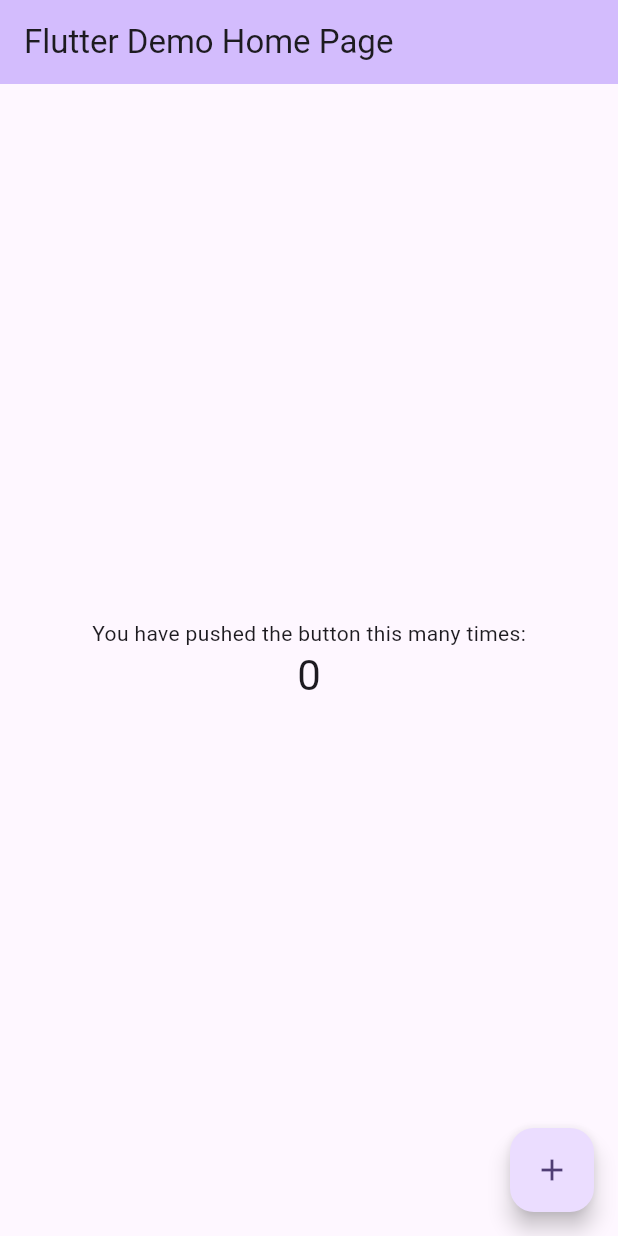
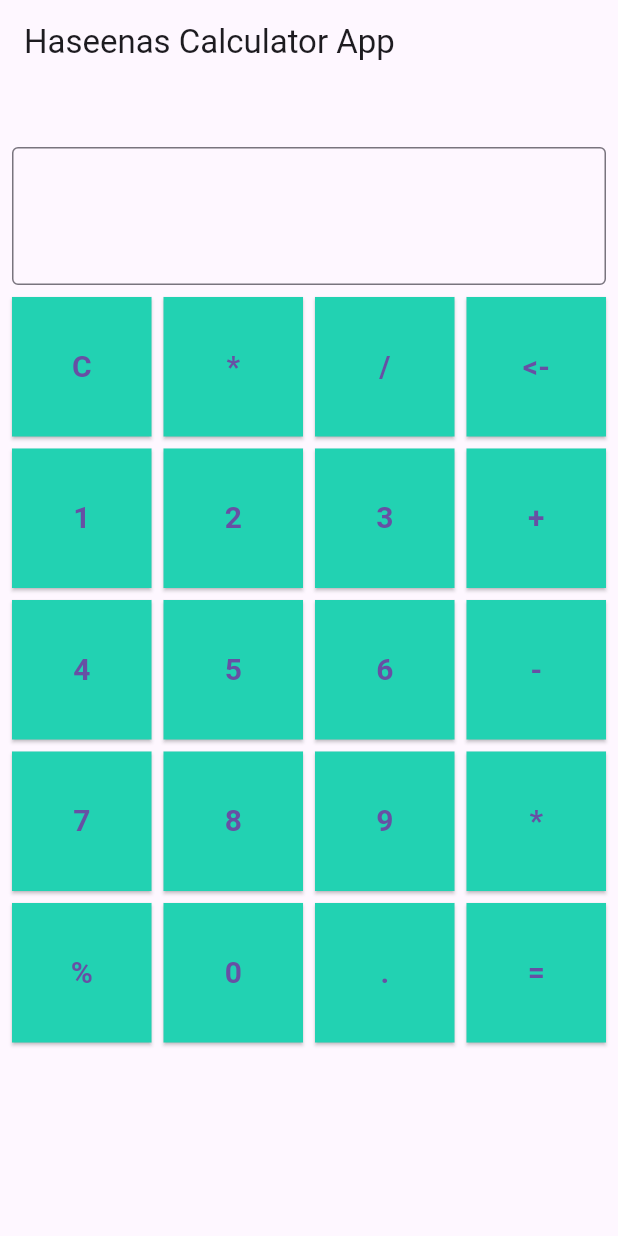
Before and after one commit to HasEEnaEEby/calculator_app, a Flutter app: the screen it shows after launch, on a phone screen of 412 x 824 dp. Run offline on Flutter 3.47's test engine with Material 3 defaults, Android fonts, the phone set to English and light mode, and no system bars.

```diff
--- a/lib/main.dart
+++ b/lib/main.dart
@@ -1,4 +1,5 @@
 import 'package:flutter/material.dart';
+import 'screens/calculator_app.dart';
 
 void main() {
   runApp(const MyApp());
@@ -7,119 +8,15 @@ void main() {
 class MyApp extends StatelessWidget {
   const MyApp({super.key});
 
-  // This widget is the root of your application.
   @override
   Widget build(BuildContext context) {
     return MaterialApp(
-      title: 'Flutter Demo',
+      title: 'Calculator Application ',
       theme: ThemeData(
-        // This is the theme of your application.
-        //
-        // TRY THIS: Try running your application with "flutter run". You'll see
-        // the application has a purple toolbar. Then, without quitting the app,
-        // try changing the seedColor in the colorScheme below to Colors.green
-        // and then invoke "hot reload" (save your changes or press the "hot
-        // reload" button in a Flutter-supported IDE, or press "r" if you used
-        // the command line to start the app).
-        //
-        // Notice that the counter didn't reset back to zero; the application
-        // state is not lost during the reload. To reset the state, use hot
-        // restart instead.
-        //
-        // This works for code too, not just values: Most code changes can be
-        // tested with just a hot reload.
-        colorScheme: ColorScheme.fromSeed(seedColor: Colors.deepPurple),
-        useMaterial3: true,
+        primarySwatch: Colors.blue,
       ),
-      home: const MyHomePage(title: 'Flutter Demo Home Page'),
+      home: const CalculatorView(),
+      debugShowCheckedModeBanner: false,
     );
   }
 }
-
-class MyHomePage extends StatefulWidget {
-  const MyHomePage({super.key, required this.title});
-
-  // This widget is the home page of your application. It is stateful, meaning
-  // that it has a State object (defined below) that contains fields that affect
-  // how it looks.
-
-  // This class is the configuration for the state. It holds the values (in this
-  // case the title) provided by the parent (in this case the App widget) and
-  // used by the build method of the State. Fields in a Widget subclass are
-  // always marked "final".
-
-  final String title;
-
-  @override
-  State<MyHomePage> createState() => _MyHomePageState();
-}
-
-class _MyHomePageState extends State<MyHomePage> {
-  int _counter = 0;
-
-  void _incrementCounter() {
-    setState(() {
-      // This call to setState tells the Flutter framework that something has
-      // changed in this State, which causes it to rerun the build method below
-      // so that the display can reflect the updated values. If we changed
-      // _counter without calling setState(), then the build method would not be
-      // called again, and so nothing would appear to happen.
-      _counter++;
-    });
-  }
-
-  @override
-  Widget build(BuildContext context) {
-    // This method is rerun every time setState is called, for instance as done
-    // by the _incrementCounter method above.
-    //
-    // The Flutter framework has been optimized to make rerunning build methods
-    // fast, so that you can just rebuild anything that needs updating rather
-    // than having to individually change instances of widgets.
-    return Scaffold(
-      appBar: AppBar(
-        // TRY THIS: Try changing the color here to a specific color (to
-        // Colors.amber, perhaps?) and trigger a hot reload to see the AppBar
-        // change color while the other colors stay the same.
-        backgroundColor: Theme.of(context).colorScheme.inversePrimary,
-        // Here we take the value from the MyHomePage object that was created by
-        // the App.build method, and use it to set our appbar title.
-        title: Text(widget.title),
-      ),
-      body: Center(
-        // Center is a layout widget. It takes a single child and positions it
-        // in the middle of the parent.
-        child: Column(
-          // Column is also a layout widget. It takes a list of children and
-          // arranges them vertically. By default, it sizes itself to fit its
-          // children horizontally, and tries to be as tall as its parent.
-          //
-          // Column has various properties to control how it sizes itself and
-          // how it positions its children. Here we use mainAxisAlignment to
-          // center the children vertically; the main axis here is the vertical
-          // axis because Columns are vertical (the cross axis would be
-          // horizontal).
-          //
-          // TRY THIS: Invoke "debug painting" (choose the "Toggle Debug Paint"
-          // action in the IDE, or press "p" in the console), to see the
-          // wireframe for each widget.
-          mainAxisAlignment: MainAxisAlignment.center,
-          children: <Widget>[
-            const Text(
-              'You have pushed the button this many times:',
-            ),
-            Text(
-              '$_counter',
-              style: Theme.of(context).textTheme.headlineMedium,
-            ),
-          ],
-        ),
-      ),
-      floatingActionButton: FloatingActionButton(
-        onPressed: _incrementCounter,
-        tooltip: 'Increment',
-        child: const Icon(Icons.add),
-      ), // This trailing comma makes auto-formatting nicer for build methods.
-    );
-  }
-}
--- /dev/null
+++ b/lib/screens/calculator_app.dart
@@ -0,0 +1,151 @@
+import 'package:flutter/material.dart';
+
+class CalculatorView extends StatefulWidget {
+  const CalculatorView({super.key});
+
+  @override
+  State<CalculatorView> createState() => _CalculatorViewState();
+}
+
+class _CalculatorViewState extends State<CalculatorView> {
+  final _textController = TextEditingController();
+  String input = "";
+  String firstOperand = "";
+  String secondOperand = "";
+  String operator = "";
+  String calculationProcess = "";
+
+  List<String> lstSymbols = [
+    "C", "*", "/", "<-", "1", "2", "3", "+", "4", "5", "6", "-",
+    "7", "8", "9", "*", "%", "0", ".", "=",
+  ];
+
+  @override
+  Widget build(BuildContext context) {
+    return Scaffold(
+      appBar: AppBar(
+        title: const Text('Haseenas Calculator App'),
+      ),
+      body: Padding(
+        padding: const EdgeInsets.all(8.0),
+        child: Column(
+          children: [
+            Text(
+              calculationProcess,
+              style: const TextStyle(
+                fontSize: 18,
+                fontWeight: FontWeight.bold,
+                color: Colors.black45,
+              ),
+              textAlign: TextAlign.right,
+            ),
+
+            const SizedBox(height: 8),
+            TextFormField(
+              textDirection: TextDirection.rtl,
+              controller: _textController,
+              decoration: const InputDecoration(
+                border: OutlineInputBorder(),
+              ),
+              style: const TextStyle(
+                fontSize: 40,
+                fontWeight: FontWeight.bold,
+                color: Colors.black,
+              ),
+              readOnly: true,
+            ),
+            const SizedBox(height: 8),
+            // The grid of buttons
+            Expanded(
+              child: GridView.builder(
+                gridDelegate: const SliverGridDelegateWithFixedCrossAxisCount(
+                  crossAxisCount: 4,
+                  crossAxisSpacing: 8.0,
+                  mainAxisSpacing: 8.0,
+                ),
+                itemCount: lstSymbols.length,
+                itemBuilder: (context, index) {
+                  return ElevatedButton(
+                    style: ElevatedButton.styleFrom(
+                      backgroundColor: const Color.fromARGB(255, 34, 210, 178),
+                      shape: RoundedRectangleBorder(
+                        borderRadius: BorderRadius.circular(0),
+                      ),
+                    ),
+                    onPressed: () => _onButtonPressed(lstSymbols[index]),
+                    child: Text(
+                      lstSymbols[index],
+                      style: const TextStyle(
+                        fontSize: 20,
+                        fontWeight: FontWeight.bold,
+                      ),
+                    ),
+                  );
+                },
+              ),
+            ),
+          ],
+        ),
+      ),
+    );
+  }
+
+  void _onButtonPressed(String symbol) {
+    setState(() {
+      if (symbol == "C") {
+        input = "";
+        firstOperand = "";
+        secondOperand = "";
+        operator = "";
+        calculationProcess = "";
+      } else if (symbol == "<-") {
+        input = input.isNotEmpty ? input.substring(0, input.length - 1) : "";
+      } else if (symbol == "=") {
+        if (firstOperand.isNotEmpty && operator.isNotEmpty && input.isNotEmpty) {
+          secondOperand = input;
+          double num1 = double.parse(firstOperand);
+          double num2 = double.parse(secondOperand);
+          double result;
+
+          switch (operator) {
+            case "+":
+              result = num1 + num2;
+              break;
+            case "-":
+              result = num1 - num2;
+              break;
+            case "*":
+              result = num1 * num2;
+              break;
+            case "/":
+              result = num2 != 0 ? num1 / num2 : 0;
+              break;
+            case "%":
+              result = num1 % num2;
+              break;
+            default:
+              result = 0;
+          }
+
+          input = result == result.toInt() ? result.toInt().toString() : result.toString();
+          firstOperand = "";
+          secondOperand = "";
+          operator = "";
+          calculationProcess = "";
+        }
+      } else if (symbol == "+" || symbol == "-" || symbol == "*" || symbol == "/" || symbol == "%") {
+        if (firstOperand.isEmpty) {
+          firstOperand = input;
+          input = "";
+        }
+        operator = symbol;
+        calculationProcess = '$firstOperand $operator';
+      } else {
+        input += symbol;
+        calculationProcess = '$firstOperand $operator $input';
+      }
+
+      _textController.text = input;
+    });
+  }
+}
```
